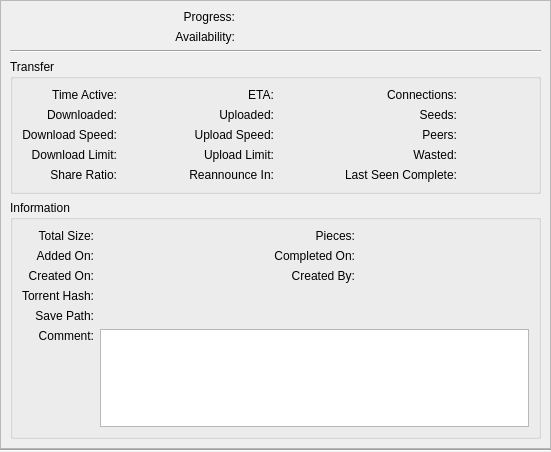
Before: the Qt Designer form src/gui/properties/propertieswidget.ui in SysAdminDoc/qBittorrent-Vanced, drawn with Qt 5.
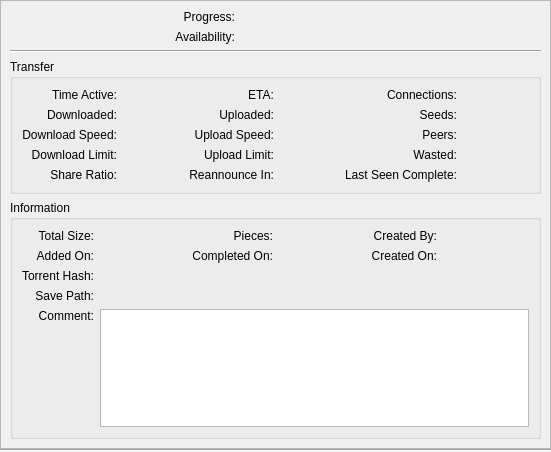
After: the same form once the commit is applied. Custom widgets are drawn as their Qt base class.

Commit message: Reorder layout in information box

Patch:
```diff
--- a/src/gui/properties/propertieswidget.ui
+++ b/src/gui/properties/propertieswidget.ui
@@ -686,6 +686,35 @@
                 </property>
                </widget>
               </item>
+              <item row="0" column="4">
+               <widget class="QLabel" name="label_created_by">
+                <property name="sizePolicy">
+                 <sizepolicy hsizetype="Minimum" vsizetype="Preferred">
+                  <horstretch>0</horstretch>
+                  <verstretch>0</verstretch>
+                 </sizepolicy>
+                </property>
+                <property name="text">
+                 <string>Created By:</string>
+                </property>
+                <property name="alignment">
+                 <set>Qt::AlignRight|Qt::AlignTrailing|Qt::AlignVCenter</set>
+                </property>
+               </widget>
+              </item>
+              <item row="0" column="5">
+               <widget class="QLabel" name="label_created_by_val">
+                <property name="sizePolicy">
+                 <sizepolicy hsizetype="Expanding" vsizetype="Preferred">
+                  <horstretch>0</horstretch>
+                  <verstretch>0</verstretch>
+                 </sizepolicy>
+                </property>
+                <property name="text">
+                 <string notr="true"/>
+                </property>
+               </widget>
+              </item>
               <item row="1" column="0">
                <widget class="QLabel" name="label_added_on">
                 <property name="sizePolicy">
@@ -744,7 +773,7 @@
                 </property>
                </widget>
               </item>
-              <item row="2" column="0">
+              <item row="1" column="4">
                <widget class="QLabel" name="label_9">
                 <property name="sizePolicy">
                  <sizepolicy hsizetype="Minimum" vsizetype="Preferred">
@@ -760,7 +789,7 @@
                 </property>
                </widget>
               </item>
-              <item row="2" column="1">
+              <item row="1" column="5">
                <widget class="QLabel" name="lbl_creationDate">
                 <property name="sizePolicy">
                  <sizepolicy hsizetype="Expanding" vsizetype="Preferred">
@@ -773,36 +802,7 @@
                 </property>
                </widget>
               </item>
-              <item row="2" column="2">
-               <widget class="QLabel" name="label_created_by">
-                <property name="sizePolicy">
-                 <sizepolicy hsizetype="Minimum" vsizetype="Preferred">
-                  <horstretch>0</horstretch>
-                  <verstretch>0</verstretch>
-                 </sizepolicy>
-                </property>
-                <property name="text">
-                 <string>Created By:</string>
-                </property>
-                <property name="alignment">
-                 <set>Qt::AlignRight|Qt::AlignTrailing|Qt::AlignVCenter</set>
-                </property>
-               </widget>
-              </item>
-              <item row="2" column="3">
-               <widget class="QLabel" name="label_created_by_val">
-                <property name="sizePolicy">
-                 <sizepolicy hsizetype="Expanding" vsizetype="Preferred">
-                  <horstretch>0</horstretch>
-                  <verstretch>0</verstretch>
-                 </sizepolicy>
-                </property>
-                <property name="text">
-                 <string notr="true"/>
-                </property>
-               </widget>
-              </item>
-              <item row="3" column="0">
+              <item row="2" column="0">
                <widget class="QLabel" name="hash_lbl2">
                 <property name="sizePolicy">
                  <sizepolicy hsizetype="Minimum" vsizetype="Preferred">
@@ -818,7 +818,7 @@
                 </property>
                </widget>
               </item>
-              <item row="3" column="1" colspan="3">
+              <item row="2" column="1" colspan="5">
                <widget class="QLabel" name="hash_lbl">
                 <property name="sizePolicy">
                  <sizepolicy hsizetype="Expanding" vsizetype="Preferred">
@@ -834,7 +834,7 @@
                 </property>
                </widget>
               </item>
-              <item row="4" column="0">
+              <item row="3" column="0">
                <widget class="QLabel" name="savePath_lbl">
                 <property name="sizePolicy">
                  <sizepolicy hsizetype="Minimum" vsizetype="Preferred">
@@ -850,7 +850,7 @@
                 </property>
                </widget>
               </item>
-              <item row="4" column="1" colspan="3">
+              <item row="3" column="1" colspan="5">
                <widget class="QLabel" name="save_path">
                 <property name="sizePolicy">
                  <sizepolicy hsizetype="Expanding" vsizetype="Preferred">
@@ -866,7 +866,7 @@
                 </property>
                </widget>
               </item>
-              <item row="5" column="0">
+              <item row="4" column="0">
                <widget class="QLabel" name="comment_lbl2">
                 <property name="sizePolicy">
                  <sizepolicy hsizetype="Minimum" vsizetype="Preferred">
@@ -882,7 +882,7 @@
                 </property>
                </widget>
               </item>
-              <item row="5" column="1" colspan="3">
+              <item row="4" column="1" colspan="5">
                <widget class="QTextBrowser" name="comment_text">
                 <property name="sizePolicy">
                  <sizepolicy hsizetype="Expanding" vsizetype="Expanding">
```
